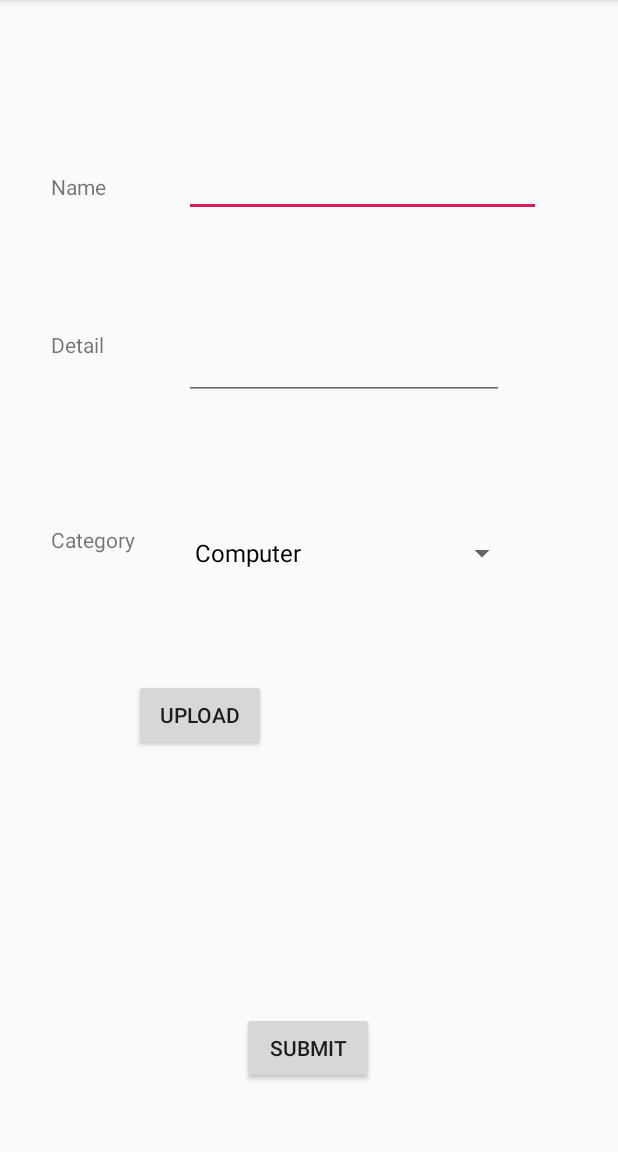
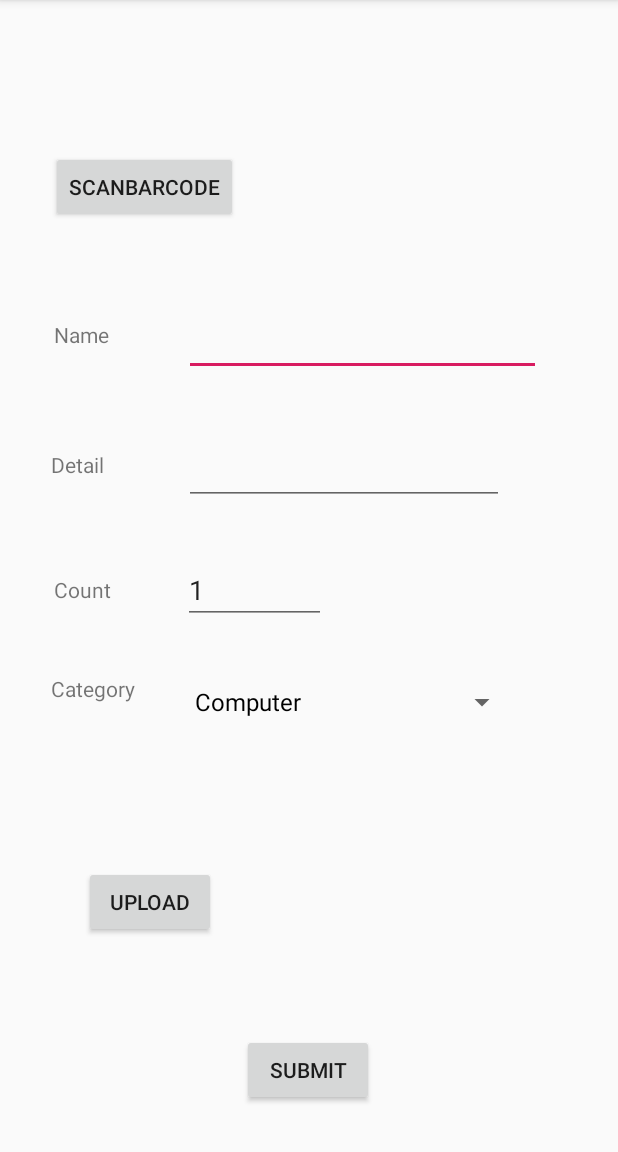
Before and after one commit to tumbj/CNClibrary, an Android app: the AddBookActivity screen opened directly, with no data from a screen before it, on a phone screen of 412 x 824 dp, the part 84-1236 px from its top. Run offline under Robolectric (Android 15) with nearby library versions, the phone set to English and light mode, and no system bars; our stand-ins replace Firebase (no records; nobody signed in at launch, a user with empty details on screens opened directly); pictures from the network do not load.

Commit message:
can add book with img(base64), barcode

```diff
--- a/app/src/main/AndroidManifest.xml
+++ b/app/src/main/AndroidManifest.xml
@@ -18,6 +18,8 @@
         android:theme="@style/AppTheme">
         <activity android:name=".admin.AddBookActivity"></activity>
         <activity android:name=".ui.scanner.BorrowActivity" />
+        <activity android:name=".ui.scanner.ReturnActivity" />
+        <activity android:name=".ui.scanner.AddActivity" />
         <activity
             android:name=".ui.login.LoginActivity"
             android:label="@string/title_activity_login" />
--- a/app/src/main/res/layout/activity_add_book.xml
+++ b/app/src/main/res/layout/activity_add_book.xml
@@ -19,7 +19,7 @@
         app:layout_constraintHorizontal_bias="0.705"
         app:layout_constraintStart_toStartOf="parent"
         app:layout_constraintTop_toTopOf="parent"
-        app:layout_constraintVertical_bias="0.139" />
+        app:layout_constraintVertical_bias="0.285" />
 
     <TextView
         android:id="@+id/textView"
@@ -28,10 +28,10 @@
         android:text="Name"
         app:layout_constraintBottom_toBottomOf="parent"
         app:layout_constraintEnd_toEndOf="parent"
-        app:layout_constraintHorizontal_bias="0.09"
+        app:layout_constraintHorizontal_bias="0.096"
         app:layout_constraintStart_toStartOf="parent"
         app:layout_constraintTop_toTopOf="parent"
-        app:layout_constraintVertical_bias="0.153" />
+        app:layout_constraintVertical_bias="0.285" />
 
     <TextView
         android:id="@+id/textView2"
@@ -40,10 +40,10 @@
         android:text="Detail"
         app:layout_constraintBottom_toBottomOf="parent"
         app:layout_constraintEnd_toEndOf="parent"
-        app:layout_constraintHorizontal_bias="0.091"
+        app:layout_constraintHorizontal_bias="0.09"
         app:layout_constraintStart_toStartOf="parent"
         app:layout_constraintTop_toTopOf="parent"
-        app:layout_constraintVertical_bias="0.294" />
+        app:layout_constraintVertical_bias="0.401" />
 
     <Button
         android:id="@+id/button"
@@ -56,7 +56,7 @@
         app:layout_constraintHorizontal_bias="0.498"
         app:layout_constraintStart_toStartOf="parent"
         app:layout_constraintTop_toTopOf="parent"
-        app:layout_constraintVertical_bias="0.937" />
+        app:layout_constraintVertical_bias="0.957" />
 
     <EditText
         android:id="@+id/detailEditText"
@@ -70,7 +70,7 @@
         app:layout_constraintHorizontal_bias="0.616"
         app:layout_constraintStart_toStartOf="parent"
         app:layout_constraintTop_toTopOf="parent"
-        app:layout_constraintVertical_bias="0.306" />
+        app:layout_constraintVertical_bias="0.403" />
 
     <TextView
         android:id="@+id/textView3"
@@ -82,7 +82,7 @@
         app:layout_constraintHorizontal_bias="0.099"
         app:layout_constraintStart_toStartOf="parent"
         app:layout_constraintTop_toTopOf="parent"
-        app:layout_constraintVertical_bias="0.469" />
+        app:layout_constraintVertical_bias="0.602" />
 
     <Spinner
         android:id="@+id/categorySpinner"
@@ -93,7 +93,7 @@
         app:layout_constraintHorizontal_bias="0.648"
         app:layout_constraintStart_toStartOf="parent"
         app:layout_constraintTop_toTopOf="parent"
-        app:layout_constraintVertical_bias="0.479" />
+        app:layout_constraintVertical_bias="0.615" />
 
     <Button
         android:id="@+id/button4"
@@ -103,10 +103,10 @@
         android:text="Upload"
         app:layout_constraintBottom_toBottomOf="parent"
         app:layout_constraintEnd_toEndOf="parent"
-        app:layout_constraintHorizontal_bias="0.275"
+        app:layout_constraintHorizontal_bias="0.173"
         app:layout_constraintStart_toStartOf="parent"
         app:layout_constraintTop_toTopOf="parent"
-        app:layout_constraintVertical_bias="0.629" />
+        app:layout_constraintVertical_bias="0.802" />
 
     <ImageView
         android:id="@+id/imageView"
@@ -117,7 +117,58 @@
         app:layout_constraintHorizontal_bias="0.726"
         app:layout_constraintStart_toStartOf="parent"
         app:layout_constraintTop_toTopOf="parent"
-        app:layout_constraintVertical_bias="0.675"
+        app:layout_constraintVertical_bias="0.826"
         tools:srcCompat="@tools:sample/avatars" />
 
+    <Button
+        android:id="@+id/scanBtn"
+        android:layout_width="wrap_content"
+        android:layout_height="wrap_content"
+        android:onClick="scanClk"
+        android:text="ScanBarcode"
+        app:layout_constraintBottom_toBottomOf="parent"
+        app:layout_constraintEnd_toEndOf="parent"
+        app:layout_constraintHorizontal_bias="0.118"
+        app:layout_constraintStart_toStartOf="parent"
+        app:layout_constraintTop_toTopOf="parent"
+        app:layout_constraintVertical_bias="0.14" />
+
+    <TextView
+        android:id="@+id/barcodeText"
+        android:layout_width="154dp"
+        android:layout_height="28dp"
+        android:text="TextView"
+        app:layout_constraintBottom_toBottomOf="parent"
+        app:layout_constraintEnd_toEndOf="parent"
+        app:layout_constraintHorizontal_bias="0.704"
+        app:layout_constraintStart_toStartOf="parent"
+        app:layout_constraintTop_toTopOf="parent"
+        app:layout_constraintVertical_bias="0.152" />
+
+    <TextView
+        android:id="@+id/textView4"
+        android:layout_width="wrap_content"
+        android:layout_height="wrap_content"
+        android:text="Count"
+        app:layout_constraintBottom_toBottomOf="parent"
+        app:layout_constraintEnd_toEndOf="parent"
+        app:layout_constraintHorizontal_bias="0.096"
+        app:layout_constraintStart_toStartOf="parent"
+        app:layout_constraintTop_toTopOf="parent"
+        app:layout_constraintVertical_bias="0.512" />
+
+    <EditText
+        android:id="@+id/countEditText"
+        android:layout_width="95dp"
+        android:layout_height="39dp"
+        android:ems="10"
+        android:inputType="number"
+        android:text="1"
+        app:layout_constraintBottom_toTopOf="@+id/categorySpinner"
+        app:layout_constraintEnd_toEndOf="parent"
+        app:layout_constraintHorizontal_bias="0.198"
+        app:layout_constraintStart_toEndOf="@+id/textView4"
+        app:layout_constraintTop_toBottomOf="@+id/detailEditText"
+        app:layout_constraintVertical_bias="0.545" />
+
 </androidx.constraintlayout.widget.ConstraintLayout>
```
Also changed, not shown: app/src/main/java/com/example/cnclibrary/admin/AddBookActivity.java (+58 -35 lines), app/src/main/java/com/example/cnclibrary/data/model/Book.java (+11 -1 lines), app/src/main/java/com/example/cnclibrary/ui/scanner/AddActivity.java (added, +120 -0 lines).
